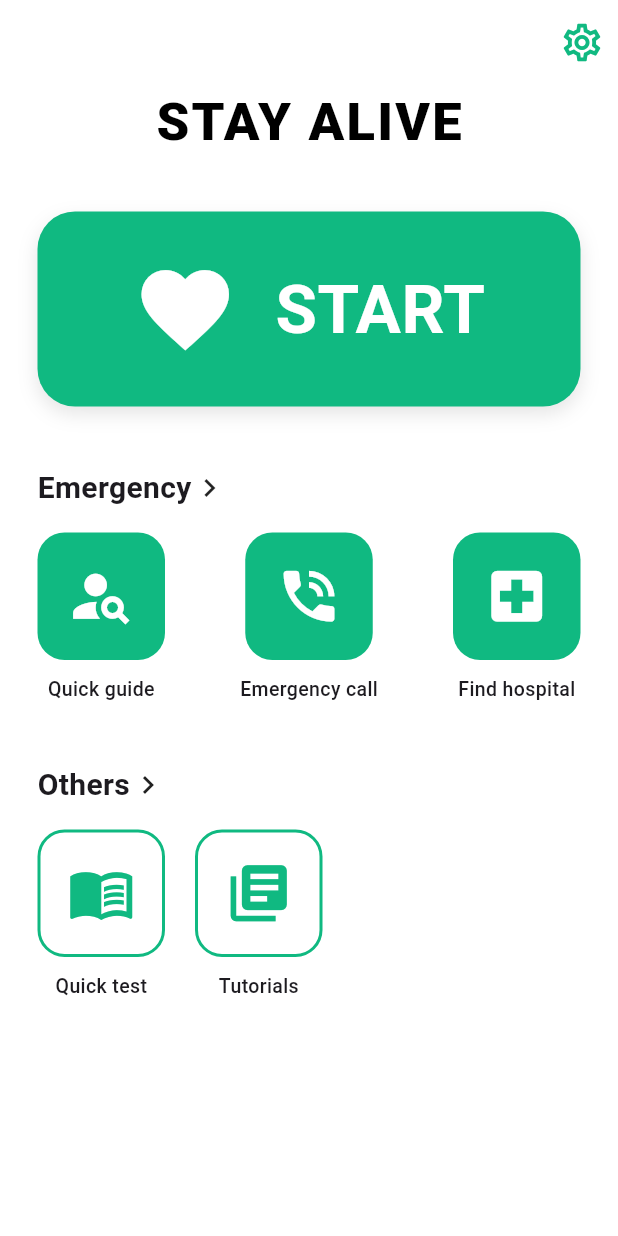
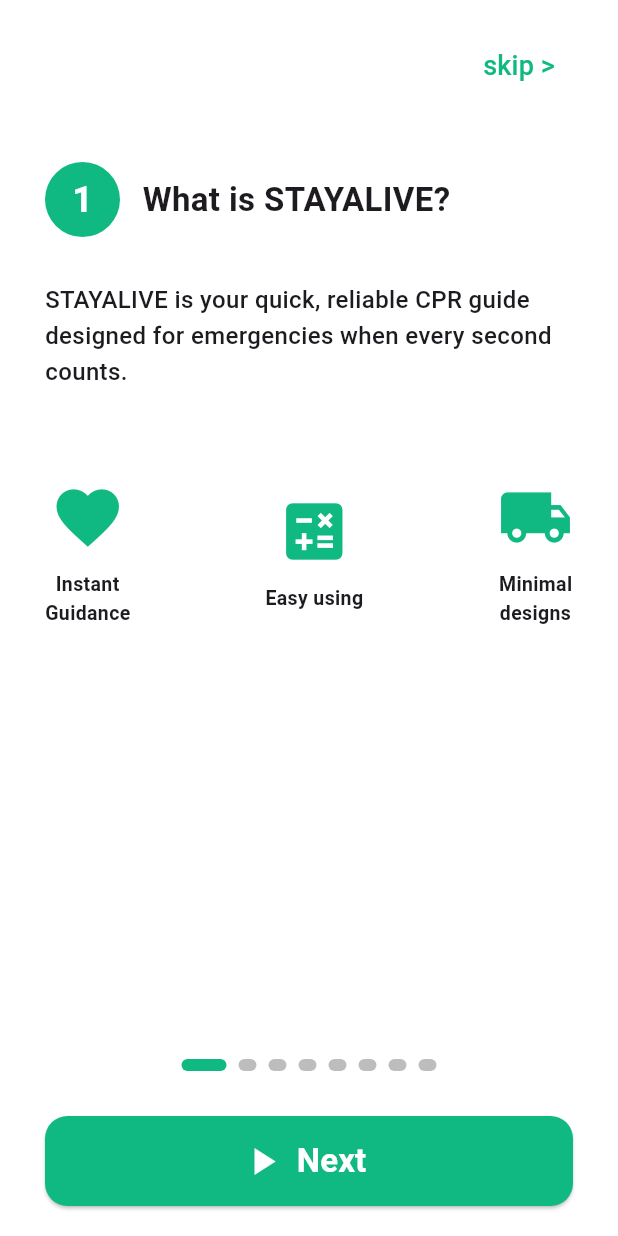
Before and after one commit to NyoronZ/204311_StayAlive, a Flutter app: the screen it shows after launch, on a phone screen of 412 x 824 dp. Run offline on Flutter 3.47's test engine with Material 3 defaults, Android fonts, the light colour scheme and no system bars.

Commit message:
madke all buttons worked, adeed Thai Languages on Settings

```diff
--- a/lib/main.dart
+++ b/lib/main.dart
@@ -1,8 +1,23 @@
 import 'package:flutter/material.dart';
+import 'package:provider/provider.dart';
+import 'core/language_provider.dart';
 import 'screens/splash/splash_screen.dart';
+import 'screens/tutorial/tutorial.dart';
+import 'screens/home/home_screen.dart';
+import 'screens/settings/settings_screen.dart';
+import 'screens/other/quick_test_screen.dart';
+import 'screens/emergency/emergency_call_screen.dart';
+import 'screens/emergency/find_hospital_screen.dart';
+import 'screens/home/start_cpr_screen.dart';
+import 'screens/emergency/quick_guide_screen.dart';
 
 void main() {
-  runApp(const StayAliveApp());
+  runApp(
+    ChangeNotifierProvider(
+      create: (context) => LanguageProvider(),
+      child: const StayAliveApp(),
+    ),
+  );
 }
 
 class StayAliveApp extends StatelessWidget {
@@ -13,12 +28,19 @@
     return MaterialApp(
       debugShowCheckedModeBanner: false,
       title: 'Stay Alive',
-      theme: ThemeData(
-        primarySwatch: Colors.green,
-        primaryColor: const Color(0xFF10B981),
-        scaffoldBackgroundColor: Colors.white,
-      ),
-      home: const LoadingScreen(),
+      theme: ThemeData(primarySwatch: Colors.green),
+      initialRoute: '/',
+      routes: {
+        '/': (context) => const LoadingScreen(),
+        '/tutorial': (context) => const TutorialScreen(),
+        '/home': (context) => const HomeScreen(),
+        '/settings': (context) => const SettingsScreen(),
+        '/quick-test': (context) => const QuickTestScreen(),
+        '/emergency-call': (context) => const EmergencyCallScreen(),
+        '/find-hospital': (context) => const FindHospitalScreen(),
+        '/start': (context) => const StartCprScreen(),
+        '/quick-guide': (context) => const QuickGuideScreen(),
+      },
     );
   }
 }
--- a/lib/screens/home/home_screen.dart
+++ b/lib/screens/home/home_screen.dart
@@ -1,19 +1,24 @@
 import 'package:flutter/material.dart';
+import 'package:provider/provider.dart';
+import '../../core/language_provider.dart';
 
 class HomeScreen extends StatelessWidget {
   const HomeScreen({super.key});
 
   @override
   Widget build(BuildContext context) {
+    final lang = Provider.of<LanguageProvider>(context);
+    const primaryColor = Color(0xFF10B981);
+
     return Scaffold(
+      backgroundColor: Colors.white,
       appBar: AppBar(
         backgroundColor: Colors.transparent,
         elevation: 0,
         actions: [
-          // Settings icon button
           IconButton(
-            icon: const Icon(Icons.settings_outlined, color: Color(0xFF10B981), size: 30),
-            onPressed: () {},
+            icon: const Icon(Icons.settings_outlined, color: primaryColor, size: 30),
+            onPressed: () => Navigator.pushNamed(context, '/settings'),
           ),
         ],
       ),
@@ -22,11 +27,10 @@
         child: Column(
           crossAxisAlignment: CrossAxisAlignment.start,
           children: [
-            // Header: STAY ALIVE
+            // --- Header Section ---
             const Center(
               child: Column(
                 children: [
-                  // TODO： Add application icon
                   Text(
                     "STAY ALIVE",
                     style: TextStyle(
@@ -37,18 +41,21 @@
                     ),
                   ),
                   SizedBox(height: 5),
-                  // Icon(Icons.show_chart, color: Color(0xFF10B981), size: 40),
+                  Icon(Icons.show_chart, color: primaryColor, size: 40),
                 ],
               ),
             ),
             const SizedBox(height: 30),
 
-            // START Button
-            Container(
+            // --- START Button ---
+            InkWell(
+              onTap: () => Navigator.pushNamed(context, '/start'),
+              borderRadius: BorderRadius.circular(25),
+              child: Container(
                 width: double.infinity,
                 padding: const EdgeInsets.all(30),
                 decoration: BoxDecoration(
-                color: const Color(0xFF10B981),
+                  color: primaryColor,
                   borderRadius: BorderRadius.circular(25),
                   boxShadow: [
                     BoxShadow(
@@ -58,91 +65,127 @@
                     ),
                   ],
                 ),
-              child: const Row(
+                child: Row(
                   mainAxisAlignment: MainAxisAlignment.center,
                   children: [
-                  Icon(Icons.favorite, size: 70, color: Colors.white),
-                  SizedBox(width: 25),
-                  Text(
-                    "START",
-                    style: TextStyle(
-                      color: Colors.white,
-                      fontSize: 45,
-                      fontWeight: FontWeight.bold
+                    const Icon(Icons.favorite, size: 70, color: Colors.white),
+                    const SizedBox(width: 15),
+                    Flexible( // use Flexible to prevent overflow if text is too long
+                      child: Text(
+                        lang.translate('start'),
+                        style: const TextStyle(color: Colors.white, fontSize: 35, fontWeight: FontWeight.bold),
+                        overflow: TextOverflow.ellipsis, // if text is too long, show ellipsis
                       ),
                     ),
                   ],
                 ),
               ),
+            ),
             const SizedBox(height: 40),
 
-            // Section: Emergency
-            _buildSectionTitle("Emergency"),
+            // --- Section: Emergency ---
+            _buildSectionTitle(lang.translate('emergency')),
             const SizedBox(height: 15),
             Row(
               mainAxisAlignment: MainAxisAlignment.spaceBetween,
               children: [
-                _buildMenuButton("Quick guide", Icons.person_search, true),
-                _buildMenuButton("Emergency call", Icons.phone_in_talk, true),
-                _buildMenuButton("Find hospital", Icons.local_hospital, true),
+                _buildMenuButton(
+                  label: lang.translate('quick_guide'),
+                  icon: Icons.person_search,
+                  isSolid: true,
+                  onTap: () => Navigator.pushNamed(context, '/quick-guide'),
+                ),
+                _buildMenuButton(
+                  label: lang.translate('emergency_call'),
+                  icon: Icons.phone_in_talk,
+                  isSolid: true,
+                  onTap: () => Navigator.pushNamed(context, '/emergency-call'),
+                ),
+                _buildMenuButton(
+                  label: lang.translate('find_hospital'),
+                  icon: Icons.local_hospital,
+                  isSolid: true,
+                  onTap: () => Navigator.pushNamed(context, '/find-hospital'),
+                ),
               ],
             ),
             const SizedBox(height: 40),
 
-            // Section: Others
-            _buildSectionTitle("Others"),
+            // --- Section: Others ---
+            _buildSectionTitle(lang.translate('others')),
             const SizedBox(height: 15),
             Row(
               children: [
-                _buildMenuButton("Quick test", Icons.menu_book, false),
+                _buildMenuButton(
+                  label: lang.translate('quick_test'),
+                  icon: Icons.menu_book,
+                  isSolid: false,
+                  onTap: () => Navigator.pushNamed(context, '/quick-test'),
+                ),
                 const SizedBox(width: 20),
-                _buildMenuButton("Tutorials", Icons.library_books, false),
+                _buildMenuButton(
+                  label: lang.translate('tutorials'),
+                  icon: Icons.library_books,
+                  isSolid: false,
+                  onTap: () => Navigator.pushNamed(context, '/tutorial'),
+                ),
               ],
             ),
+            const SizedBox(height: 30),
           ],
         ),
       ),
     );
   }
 
-  // Widget for section title with arrow icon
+  // Widget： Section (Emergency >, Others >)
   Widget _buildSectionTitle(String title) {
     return Row(
       children: [
         Text(
           title,
-          style: const TextStyle(fontSize: 20, fontWeight: FontWeight.bold),
+          style: const TextStyle(fontSize: 22, fontWeight: FontWeight.bold),
         ),
-        const Icon(Icons.chevron_right),
+        const SizedBox(width: 5),
+        const Icon(Icons.chevron_right, size: 28),
       ],
     );
   }
 
-  // Widget for menu button
-  Widget _buildMenuButton(String label, IconData icon, bool isSolid) {
-    return Column(
+  // Widget (Emergency call, Find hospital, Quick test, Tutorials)
+  Widget _buildMenuButton({
+    required String label,
+    required IconData icon,
+    required bool isSolid,
+    required VoidCallback onTap,
+  }) {
+    const primaryColor = Color(0xFF10B981);
+    return GestureDetector(
+      onTap: onTap,
+      child: Column(
         children: [
           Container(
             width: 85,
             height: 85,
             decoration: BoxDecoration(
-            color: isSolid ? const Color(0xFF10B981) : Colors.transparent,
-            border: isSolid ? null : Border.all(color: const Color(0xFF10B981), width: 2),
+              color: isSolid ? primaryColor : Colors.transparent,
+              border: isSolid ? null : Border.all(color: primaryColor, width: 2),
               borderRadius: BorderRadius.circular(18),
             ),
             child: Icon(
               icon,
-            color: isSolid ? Colors.white : const Color(0xFF10B981),
-            size: 45
+              color: isSolid ? Colors.white : primaryColor,
+              size: 45,
             ),
           ),
           const SizedBox(height: 10),
           Text(
             label,
             textAlign: TextAlign.center,
-          style: const TextStyle(fontSize: 13, fontWeight: FontWeight.w500),
+            style: const TextStyle(fontSize: 13, fontWeight: FontWeight.w600),
           ),
         ],
+      ),
     );
   }
 }
--- /dev/null
+++ b/lib/screens/home/start_cpr_screen.dart
@@ -0,0 +1,14 @@
+import 'package:flutter/material.dart';
+import '../../widgets/custom_app_bar.dart';
+
+class StartCprScreen extends StatelessWidget {
+  const StartCprScreen({super.key});
+
+  @override
+  Widget build(BuildContext context) {
+    return const Scaffold(
+      appBar: CustomAppBar(title: "Start CPR"),
+      body: Center(child: Text("Start CPR Page Content")),
+    );
+  }
+}
--- a/lib/screens/splash/splash_screen.dart
+++ b/lib/screens/splash/splash_screen.dart
@@ -1,6 +1,7 @@
 import 'package:flutter/material.dart';
 import 'dart:async';
 import '../home/home_screen.dart';
+import '../tutorial/tutorial.dart';
 
 class LoadingScreen extends StatefulWidget {
   const LoadingScreen({super.key});
@@ -15,9 +16,7 @@
     super.initState();
     // Simulate a loading delay of 3 seconds
     Timer(const Duration(seconds: 3), () {
-      Navigator.of(context).pushReplacement(
-        MaterialPageRoute(builder: (context) => const HomeScreen()),
-      );
+      Navigator.pushReplacementNamed(context, '/tutorial');
     });
   }
 
--- /dev/null
+++ b/lib/screens/tutorial/tutorial.dart
@@ -0,0 +1,118 @@
+import 'package:flutter/material.dart';
+import '../home/home_screen.dart';
+
+class TutorialScreen extends StatelessWidget {
+  const TutorialScreen({super.key});
+
+  @override
+  Widget build(BuildContext context) {
+    const primaryColor = Color(0xFF10B981);
+
+    return Scaffold(
+      backgroundColor: Colors.white,
+      body: SafeArea(
+        child: Padding(
+          padding: const EdgeInsets.symmetric(horizontal: 30, vertical: 20),
+          child: Column(
+            crossAxisAlignment: CrossAxisAlignment.start,
+            children: [
+              // Skip Button
+              Align(
+                alignment: Alignment.topRight,
+                child: TextButton(
+                  onPressed: () => _navigateToHome(context),
+                  child: const Text("skip >", style: TextStyle(color: primaryColor, fontSize: 18)),
+                ),
+              ),
+              const SizedBox(height: 40),
+
+              // Title Section
+              Row(
+                children: [
+                  CircleAvatar(
+                    backgroundColor: primaryColor,
+                    radius: 25,
+                    child: const Text("1", style: TextStyle(color: Colors.white, fontSize: 24, fontWeight: FontWeight.bold)),
+                  ),
+                  const SizedBox(width: 15),
+                  const Expanded(
+                    child: Text(
+                      "What is STAYALIVE?",
+                      style: TextStyle(fontSize: 22, fontWeight: FontWeight.bold),
+                    ),
+                  ),
+                ],
+              ),
+              const SizedBox(height: 30),
+
+              // Description
+              const Text(
+                "STAYALIVE is your quick, reliable CPR guide designed for emergencies when every second counts.",
+                style: TextStyle(fontSize: 16, height: 1.5, fontWeight: FontWeight.w500),
+              ),
+              const SizedBox(height: 60),
+
+              // Features Row
+              Row(
+                mainAxisAlignment: MainAxisAlignment.spaceBetween,
+                children: [
+                  _buildFeatureItem(Icons.favorite, "Instant\nGuidance"),
+                  _buildFeatureItem(Icons.calculate, "Easy using"),
+                  _buildFeatureItem(Icons.local_shipping, "Minimal\ndesigns"),
+                ],
+              ),
+
+              const Spacer(),
+
+              // Pagination Dots (Simulated)
+              Row(
+                mainAxisAlignment: MainAxisAlignment.center,
+                children: List.generate(8, (index) {
+                  return Container(
+                    margin: const EdgeInsets.symmetric(horizontal: 4),
+                    height: 8,
+                    width: index == 0 ? 30 : 12,
+                    decoration: BoxDecoration(
+                      color: index == 0 ? primaryColor : Colors.grey[400],
+                      borderRadius: BorderRadius.circular(4),
+                    ),
+                  );
+                }),
+              ),
+              const SizedBox(height: 30),
+
+              // Next Button
+              SizedBox(
+                width: double.infinity,
+                height: 60,
+                child: ElevatedButton.icon(
+                  onPressed: () => _navigateToHome(context),
+                  style: ElevatedButton.styleFrom(
+                    backgroundColor: primaryColor,
+                    shape: RoundedRectangleBorder(borderRadius: BorderRadius.circular(15)),
+                  ),
+                  icon: const Icon(Icons.play_arrow, color: Colors.white, size: 30),
+                  label: const Text("Next", style: TextStyle(color: Colors.white, fontSize: 22, fontWeight: FontWeight.bold)),
+                ),
+              ),
+            ],
+          ),
+        ),
+      ),
+    );
+  }
+
+  void _navigateToHome(BuildContext context) {
+    Navigator.pushNamedAndRemoveUntil(context, '/home', (route) => false);
+  }
+
+  Widget _buildFeatureItem(IconData icon, String label) {
+    return Column(
+      children: [
+        Icon(icon, color: const Color(0xFF10B981), size: 50),
+        const SizedBox(height: 10),
+        Text(label, textAlign: TextAlign.center, style: const TextStyle(fontWeight: FontWeight.bold, fontSize: 13)),
+      ],
+    );
+  }
+}
--- a/pubspec.yaml
+++ b/pubspec.yaml
@@ -11,6 +11,8 @@
   flutter:
     sdk: flutter
   cupertino_icons: ^1.0.8
+  shared_preferences: ^2.2.2
+  provider: ^6.1.1
   # google_fonts: ^6.1.0
 
 dev_dependencies:
```
Also changed, not shown: lib/core/language_provider.dart (added, +41 -0 lines), lib/screens/emergency/emergency_call_screen.dart (added, +14 -0 lines), lib/screens/emergency/find_hospital_screen.dart (added, +14 -0 lines), lib/screens/emergency/quick_guide_screen.dart (added, +14 -0 lines), lib/screens/other/quick_test_screen.dart (added, +14 -0 lines), lib/screens/settings/settings_screen.dart (added, +154 -0 lines), lib/widgets/custom_app_bar.dart (+27 -0 lines), pubspec.lock, 1 other file. Lines whose indentation alone changed are shown as unchanged.
